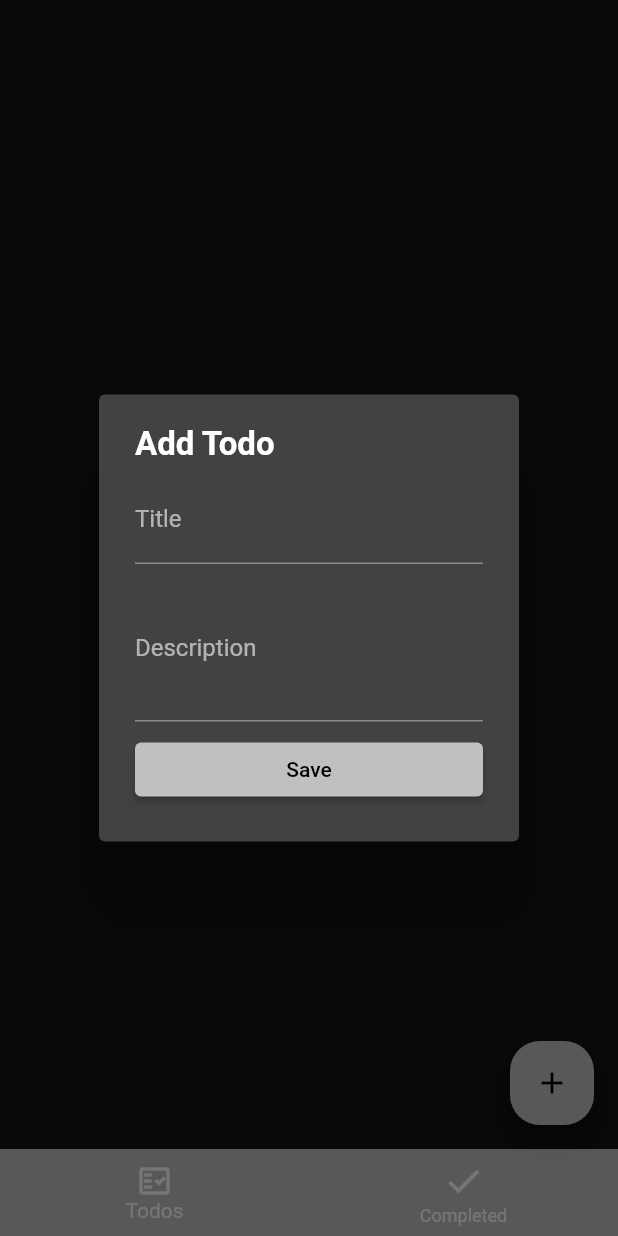
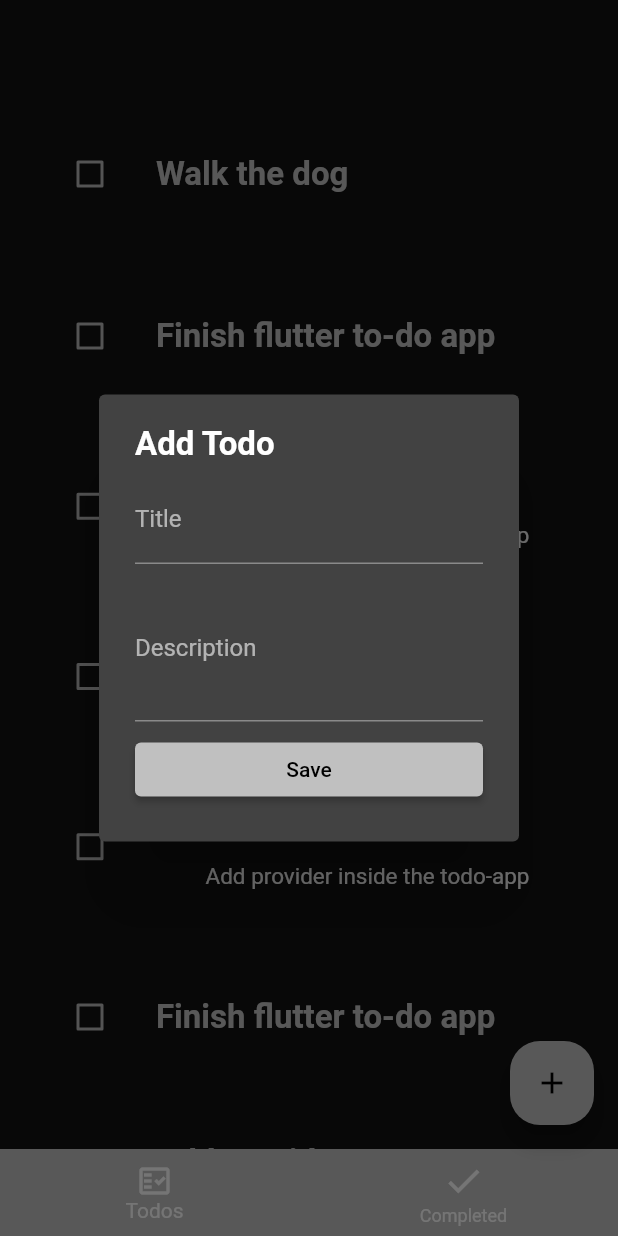
Before and after one commit to ugurberkecan/To_Do_Flutter_App, a Flutter app: the screen it shows after launch, after a tap on the "add" icon, on a phone screen of 412 x 824 dp. Run offline on Flutter 3.47's test engine with Material 2 defaults, Android fonts, the phone set to English and light mode, and no system bars; drawn by our look-alikes of flutter_slidable; our stand-ins replace flex_color_scheme.

Commit message:
completed most parts- one part is missing which is edit part

```diff
--- a/lib/main.dart
+++ b/lib/main.dart
@@ -4,7 +4,7 @@ import 'package:todo_app/page/home_page.dart';
 import 'package:flex_color_scheme/flex_color_scheme.dart';
 import 'package:todo_app/provider/todos.dart';
 
-void main() => runApp(MyApp());
+void main() => runApp(const MyApp());
 
 class MyApp extends StatelessWidget {
   static const String title = 'Todo App';
--- a/lib/model/todo.dart
+++ b/lib/model/todo.dart
@@ -1,3 +1,18 @@
 class TodoField {
   static const createdTime = 'createdTime';
 }
+
+class Todo {
+  DateTime createdTime;
+  String title;
+  String id;
+  String description;
+  bool isDone;
+  Todo({
+    required this.createdTime,
+    required this.title,
+    this.id = '',
+    this.description = '',
+    this.isDone = false,
+  });
+}
--- a/lib/page/home_page.dart
+++ b/lib/page/home_page.dart
@@ -1,12 +1,14 @@
 import 'package:flutter/material.dart';
+import 'package:todo_app/widget/completed_list_widger.dart';
 
 import '../widget/add_todo_dialog.dart';
+import '../widget/todo_list_widget.dart';
 
 class HomePage extends StatefulWidget {
   const HomePage({Key? key}) : super(key: key);
 
   @override
-  State<HomePage> createState() => _HomePageState();
+  _HomePageState createState() => _HomePageState();
 }
 
 class _HomePageState extends State<HomePage> {
@@ -14,8 +16,8 @@ class _HomePageState extends State<HomePage> {
   @override
   Widget build(BuildContext context) {
     final tabs = [
-      Container(),
-      Container(),
+      const TodoListWidget(),
+      const CompletedListWidget(),
     ];
 
     return Scaffold(
@@ -52,7 +54,7 @@ class _HomePageState extends State<HomePage> {
         ),
         child: const Icon(Icons.add),
         onPressed: () => showDialog(
-          builder: (context) => AddToDoDialog(),
+          builder: (context) => const AddToDoDialog(),
           context: context,
           barrierDismissible: true,
         ),
--- a/lib/provider/todos.dart
+++ b/lib/provider/todos.dart
@@ -1,3 +1,56 @@
 import 'package:flutter/material.dart';
 
-class TodosProvider extends ChangeNotifier {}
+import '../model/todo.dart';
+
+class TodosProvider extends ChangeNotifier {
+  final List<Todo> _todos = [
+    Todo(
+      createdTime: DateTime.now(),
+      title: 'Walk the dog',
+    ),
+    Todo(
+      createdTime: DateTime.now(),
+      title: 'Finish flutter to-do app',
+    ),
+    Todo(
+        createdTime: DateTime.now(),
+        title: 'Add provider',
+        description: 'Add provider inside the todo-app'),
+    Todo(
+      createdTime: DateTime.now(),
+      title: 'Finish flutter to-do app',
+    ),
+    Todo(
+        createdTime: DateTime.now(),
+        title: 'Add provider',
+        description: 'Add provider inside the todo-app'),
+    Todo(
+      createdTime: DateTime.now(),
+      title: 'Finish flutter to-do app',
+    ),
+    Todo(
+        createdTime: DateTime.now(),
+        title: 'Add provider',
+        description: 'Add provider inside the todo-app'),
+  ];
+
+  List<Todo> get todos => _todos.where((todo) => todo.isDone == false).toList();
+  List<Todo> get todosCompleted =>
+      _todos.where((todo) => todo.isDone == true).toList();
+
+  void addTodo(Todo todo) {
+    _todos.add(todo);
+    notifyListeners();
+  }
+
+  void removeTodo(Todo todo) {
+    _todos.remove(todo);
+    notifyListeners();
+  }
+
+  bool toggleTodoStatus(Todo todo) {
+    todo.isDone = !todo.isDone;
+    notifyListeners();
+    return todo.isDone;
+  }
+}
--- /dev/null
+++ b/lib/utils.dart
@@ -0,0 +1,8 @@
+import 'package:flutter/material.dart';
+
+class Utils {
+  static void showSnackBar(BuildContext context, String text) =>
+      Scaffold.of(context)
+        ..removeCurrentSnackBar()
+        ..showSnackBar(SnackBar(content: Text(text)));
+}
--- a/lib/widget/TodoFormWidget.dart
+++ b/lib/widget/TodoFormWidget.dart
@@ -1,3 +1,4 @@
+// ignore: file_names
 import 'package:flutter/material.dart';
 
 class TodoFormWidget extends StatelessWidget {
@@ -6,7 +7,7 @@ class TodoFormWidget extends StatelessWidget {
   final ValueChanged<String> onChangedTitle;
   final ValueChanged<String> onChangedDescription;
   final VoidCallback onSavedTodo;
-  TodoFormWidget(
+  const TodoFormWidget(
       {Key? key,
       this.title = '',
       this.description = '',
@@ -58,7 +59,7 @@ class TodoFormWidget extends StatelessWidget {
   Widget buildDescription() => TextFormField(
         maxLines: 3,
         initialValue: description,
-        onChanged: onChangedTitle,
+        onChanged: onChangedDescription,
         decoration: const InputDecoration(
           border: UnderlineInputBorder(),
           labelText: 'Description',
--- a/lib/widget/add_todo_dialog.dart
+++ b/lib/widget/add_todo_dialog.dart
@@ -1,8 +1,12 @@
 import 'package:flutter/material.dart';
+import 'package:provider/provider.dart';
+import 'package:todo_app/provider/todos.dart';
 import 'package:todo_app/widget/TodoFormWidget.dart';
 
+import '../model/todo.dart';
+
 class AddToDoDialog extends StatefulWidget {
-  AddToDoDialog({Key? key}) : super(key: key);
+  const AddToDoDialog({Key? key}) : super(key: key);
 
   @override
   State<AddToDoDialog> createState() => _AddToDoDialogState();
@@ -15,7 +19,9 @@ class _AddToDoDialogState extends State<AddToDoDialog> {
 
   @override
   Widget build(BuildContext context) => AlertDialog(
-        content: Column(
+        content: Form(
+          key: _formkey,
+          child: Column(
             mainAxisSize: MainAxisSize.min,
             crossAxisAlignment: CrossAxisAlignment.start,
             children: [
@@ -33,9 +39,29 @@ class _AddToDoDialogState extends State<AddToDoDialog> {
                 onChangedTitle: (title) => setState(() => this.title = title),
                 onChangedDescription: (description) =>
                     setState(() => this.description = description),
-              onSavedTodo: () {},
+                onSavedTodo: addTodo,
               )
             ],
           ),
+        ),
       );
+
+  void addTodo() {
+    final isValid = _formkey.currentState?.validate();
+
+    if (!isValid!) {
+      return;
+    } else {
+      final todo = Todo(
+          id: DateTime.now().toString(),
+          createdTime: DateTime.now(),
+          title: title,
+          description: description);
+      final provider = Provider.of<TodosProvider>(context, listen: false);
+
+      provider.addTodo(todo);
+
+      Navigator.of(context).pop();
     }
+  }
+}
--- /dev/null
+++ b/lib/widget/completed_list_widger.dart
@@ -0,0 +1,35 @@
+import 'package:flutter/material.dart';
+import 'package:provider/provider.dart';
+import 'package:todo_app/widget/todo_widget.dart';
+
+import '../provider/todos.dart';
+
+class CompletedListWidget extends StatelessWidget {
+  const CompletedListWidget({Key? key}) : super(key: key);
+
+  @override
+  Widget build(BuildContext context) {
+    final provider = Provider.of<TodosProvider>(context);
+    final todos = provider.todosCompleted;
+
+    return todos.isEmpty
+        ? const Center(
+            child: Text(
+              'No completed tasks.',
+              style: TextStyle(fontSize: 20),
+            ),
+          )
+        : ListView.separated(
+            physics: const BouncingScrollPhysics(),
+            padding: const EdgeInsets.all(16),
+            itemCount: todos.length,
+            separatorBuilder: (context, index) => Container(
+                  height: 20,
+                ),
+            itemBuilder: (context, index) {
+              final todo = todos[index];
+
+              return TodoWidget(todo: todo);
+            });
+  }
+}
--- /dev/null
+++ b/lib/widget/todo_list_widget.dart
@@ -0,0 +1,35 @@
+import 'package:flutter/material.dart';
+import 'package:provider/provider.dart';
+import 'package:todo_app/widget/todo_widget.dart';
+
+import '../provider/todos.dart';
+
+class TodoListWidget extends StatelessWidget {
+  const TodoListWidget({Key? key}) : super(key: key);
+
+  @override
+  Widget build(BuildContext context) {
+    final provider = Provider.of<TodosProvider>(context);
+    final todos = provider.todos;
+
+    return todos.isEmpty
+        ? const Center(
+            child: Text(
+              'No Todos.',
+              style: TextStyle(fontSize: 20),
+            ),
+          )
+        : ListView.separated(
+            physics: const BouncingScrollPhysics(),
+            padding: const EdgeInsets.all(16),
+            itemCount: todos.length,
+            separatorBuilder: (context, index) => Container(
+                  height: 20,
+                ),
+            itemBuilder: (context, index) {
+              final todo = todos[index];
+
+              return TodoWidget(todo: todo);
+            });
+  }
+}
--- /dev/null
+++ b/lib/widget/todo_widget.dart
@@ -0,0 +1,106 @@
+// ignore_for_file: import_of_legacy_library_into_null_safe
+
+import 'package:flutter/material.dart';
+import 'package:flutter_slidable/flutter_slidable.dart';
+import 'package:provider/provider.dart';
+
+import '../model/todo.dart';
+import '../provider/todos.dart';
+import '../utils.dart';
+
+class TodoWidget extends StatelessWidget {
+  final Todo todo;
+  const TodoWidget({Key? key, required this.todo}) : super(key: key);
+
+  @override
+  Widget build(BuildContext context) => ClipRRect(
+        borderRadius: BorderRadius.circular(16),
+        child: Slidable(
+          key: Key(todo.id),
+          startActionPane: ActionPane(
+            motion: const DrawerMotion(),
+            extentRatio: 0.25,
+            children: [
+              SlidableAction(
+                label: 'Edit',
+                backgroundColor: Colors.green,
+                icon: Icons.edit,
+                onPressed: (context) {},
+              ),
+            ],
+          ),
+          endActionPane: ActionPane(
+            motion: const DrawerMotion(),
+            extentRatio: 0.25,
+            children: [
+              SlidableAction(
+                  label: 'Delete',
+                  backgroundColor: Colors.red,
+                  icon: Icons.delete,
+                  onPressed: (context) {
+                    deleteDoto(context, todo);
+                  }),
+            ],
+          ),
+          child: buildTodo(context),
+        ),
+      );
+
+  Widget buildTodo(BuildContext context) => Container(
+        padding: const EdgeInsets.all(20),
+        child: Row(
+          children: [
+            Checkbox(
+              activeColor: Theme.of(context).primaryColor,
+              checkColor: Colors.white,
+              value: todo.isDone,
+              onChanged: (_) {
+                final provider =
+                    Provider.of<TodosProvider>(context, listen: false);
+                final isDone = provider.toggleTodoStatus(todo);
+
+                Utils.showSnackBar(
+                  context,
+                  isDone ? 'Task completed' : 'Test marked incomplete',
+                );
+              },
+            ),
+            const SizedBox(
+              width: 20,
+            ),
+            Expanded(
+                child: Column(
+              children: [
+                Align(
+                  alignment: Alignment.topLeft,
+                  child: Text(
+                    todo.title,
+                    style: TextStyle(
+                      fontWeight: FontWeight.bold,
+                      color: Theme.of(context).primaryColor,
+                      fontSize: 22,
+                    ),
+                  ),
+                ),
+                if (todo.description.isNotEmpty)
+                  Container(
+                    margin: const EdgeInsets.only(top: 10, left: 10),
+                    child: Text(
+                      todo.description,
+                      style: const TextStyle(fontSize: 15, height: 1.5),
+                    ),
+                  )
+              ],
+            ))
+          ],
+        ),
+      );
+
+  void deleteDoto(BuildContext context, Todo todo) {
+    final provider = Provider.of<TodosProvider>(context, listen: false);
+    provider.removeTodo(todo);
+    Utils.showSnackBar(context, 'Deleted the task');
+  }
+}
+
+void doNothing(BuildContext context) {}
```
Also changed, not shown: pubspec.yaml (+1 -6 lines), pubspec.lock, 1 other file. Lines whose indentation alone changed are shown as unchanged.
